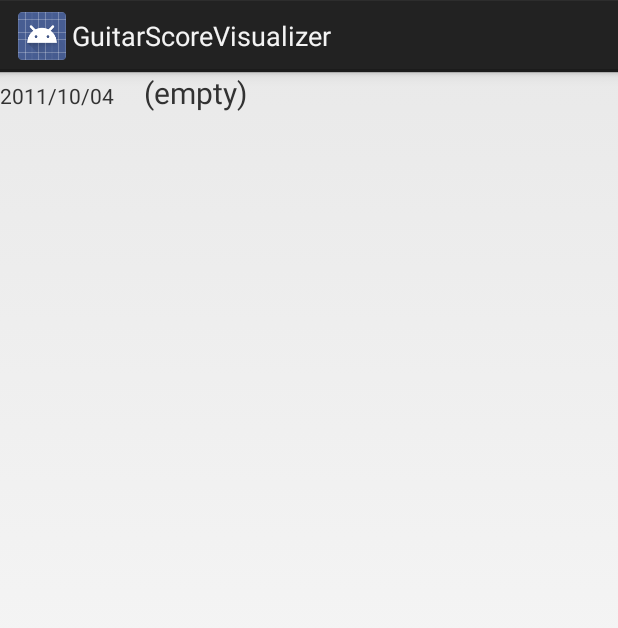
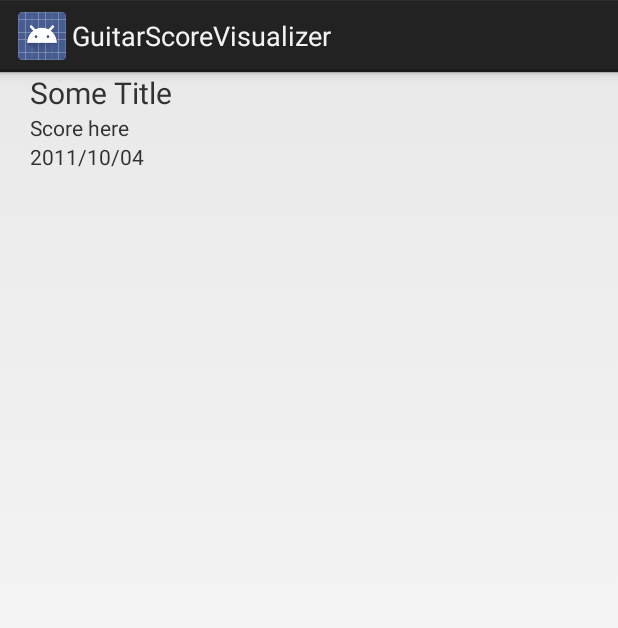
Before and after one commit to karino2/GuitarScoreVisualizer, an Android app: the layout score_list_item.xml on its own in the app's theme, with its tools: preview values and no code run, on a phone screen of 412 x 824 dp. Shown: the top 628 px of the screen. Run offline under Robolectric (Android 15) with nearby library versions, the phone set to English and light mode, and no system bars.

Commit message:
Add dummy table display code.

```diff
--- a/GuitarScoreVisualizer/src/main/java/com/livejournal/karino2/guitarscorevisualizer/Database.java
+++ b/GuitarScoreVisualizer/src/main/java/com/livejournal/karino2/guitarscorevisualizer/Database.java
@@ -16,7 +16,7 @@ public class Database {
     private static final int DATABASE_VERSION = 1;
     private static final String SCORE_TABLE_NAME = "score";
 
-    public Score getScoreById(String id) {
+    public Score getScoreById(long id) {
         Cursor cursor = database.query(SCORE_TABLE_NAME, new String[] {"_id", "DATE", "TITLE", "SCORE", "CHORDLIST"}, "_id = ?", new String[] { String.valueOf(id) }, null, null, null);
         cursor.moveToFirst();
         Score score = new Score(cursor.getLong(0), new Date(cursor.getLong(1)), cursor.getString(2), cursor.getString(3));
@@ -87,7 +87,7 @@ public class Database {
     }
 
     public Cursor getScoreInfos() {
-        return database.query(SCORE_TABLE_NAME, new String[] {"_id", "DATE", "TITLE"}, null, null, null, null, "DATE DESC, _id DESC");
+        return database.query(SCORE_TABLE_NAME, new String[] {"_id", "DATE", "TITLE", "SCORE"}, null, null, null, null, "DATE DESC, _id DESC");
     }
 
     public void insertScore(Score score) {
--- a/GuitarScoreVisualizer/src/main/java/com/livejournal/karino2/guitarscorevisualizer/Score.java
+++ b/GuitarScoreVisualizer/src/main/java/com/livejournal/karino2/guitarscorevisualizer/Score.java
@@ -39,7 +39,7 @@ public class Score {
         int pos = 0;
         int index = inTexts.indexOf('\n', pos);
         while(index != -1) {
-            texts.add(inTexts.substring(pos, index-pos));
+            texts.add(inTexts.substring(pos, index));
             pos = index+1;
             index = inTexts.indexOf('\n', pos);
         }
--- a/GuitarScoreVisualizer/src/main/java/com/livejournal/karino2/guitarscorevisualizer/ScoreDetailActivity.java
+++ b/GuitarScoreVisualizer/src/main/java/com/livejournal/karino2/guitarscorevisualizer/ScoreDetailActivity.java
@@ -38,8 +38,8 @@ public class ScoreDetailActivity extends FragmentActivity {
             // Create the detail fragment and add it to the activity
             // using a fragment transaction.
             Bundle arguments = new Bundle();
-            arguments.putString(ScoreDetailFragment.ARG_ITEM_ID,
-                    getIntent().getStringExtra(ScoreDetailFragment.ARG_ITEM_ID));
+            arguments.putLong(ScoreDetailFragment.ARG_ITEM_ID,
+                    getIntent().getLongExtra(ScoreDetailFragment.ARG_ITEM_ID, -1));
             ScoreDetailFragment fragment = new ScoreDetailFragment();
             fragment.setArguments(arguments);
             getSupportFragmentManager().beginTransaction()
--- a/GuitarScoreVisualizer/src/main/java/com/livejournal/karino2/guitarscorevisualizer/ScoreListFragment.java
+++ b/GuitarScoreVisualizer/src/main/java/com/livejournal/karino2/guitarscorevisualizer/ScoreListFragment.java
@@ -110,7 +110,7 @@ public class ScoreListFragment extends ListFragment implements LoaderManager.Loa
         super.onCreate(savedInstanceState);
 
 
-        adapter = new SimpleCursorAdapter(getActivity(), R.layout.score_list_item, null, new String[]{"DATE", "TITLE"}, new int[]{R.id.textViewDate, R.id.textViewSubject}, 0);
+        adapter = new SimpleCursorAdapter(getActivity(), R.layout.score_list_item, null, new String[]{"DATE", "TITLE", "SCORE"}, new int[]{R.id.textViewDate, R.id.textViewSubject, R.id.textViewScore}, 0);
         adapter.setViewBinder(new SimpleCursorAdapter.ViewBinder(){
 
             public boolean setViewValue(View view, Cursor cursor, int columnIndex) {
@@ -119,6 +119,7 @@ public class ScoreListFragment extends ListFragment implements LoaderManager.Loa
                     TextView tv = (TextView)view;
                     SimpleDateFormat sdf = new SimpleDateFormat("yyyy/MM/dd");
                     tv.setText(sdf.format(new Date(cursor.getLong(columnIndex))));
+                    tv.setTag(cursor.getLong(0)); // ID
                     return true;
                 }
                 return false;
@@ -166,7 +167,7 @@ public class ScoreListFragment extends ListFragment implements LoaderManager.Loa
 
         // Notify the active callbacks interface (the activity, if the
         // fragment is attached to one) that an item has been selected.
-        mCallbacks.onItemSelected(id);
+        mCallbacks.onItemSelected((Long)view.findViewById(R.id.textViewDate).getTag());
     }
 
     @Override
--- a/GuitarScoreVisualizer/src/main/res/layout/score_list_item.xml
+++ b/GuitarScoreVisualizer/src/main/res/layout/score_list_item.xml
@@ -1,19 +1,32 @@
 <?xml version="1.0" encoding="utf-8"?>
 
 <LinearLayout xmlns:android="http://schemas.android.com/apk/res/android"
-              android:orientation="horizontal"
+              android:orientation="vertical"
               android:layout_width="match_parent"
-              android:layout_height="match_parent">
+              android:layout_height="wrap_content">
+
+
+    <TextView android:id="@+id/textViewSubject"
+
+              android:layout_marginLeft="20dip"
+              android:textSize="20dip"
+              android:layout_width="wrap_content"
+              android:layout_height="wrap_content"
+              android:text="Some Title"></TextView>
+
+
+    <TextView
+            android:layout_width="wrap_content"
+            android:layout_height="match_parent"
+            android:text="Score here"
+            android:layout_marginLeft="20dip"
+            android:id="@+id/textViewScore"
+            />
 
     <TextView android:id="@+id/textViewDate"
+              android:layout_marginLeft="20dip"
               android:layout_width="wrap_content"
               android:layout_height="wrap_content"
               android:text="2011/10/04"></TextView>
 
-    <TextView android:id="@+id/textViewSubject"
-              android:layout_marginLeft="20dip"
-              android:textSize="20dip"
-              android:layout_width="wrap_content"
-              android:layout_height="wrap_content"
-              android:text="(empty)"></TextView>
 </LinearLayout>
```
Also changed, not shown: GuitarScoreVisualizer/src/main/java/com/livejournal/karino2/guitarscorevisualizer/ScoreDetailFragment.java (+75 -2 lines), GuitarScoreVisualizer/src/main/java/com/livejournal/karino2/guitarscorevisualizer/ScoreListActivity.java (+6 -3 lines), GuitarScoreVisualizer/src/main/res/layout/fragment_score_detail.xml (+8 -1 lines), 2 other files.
